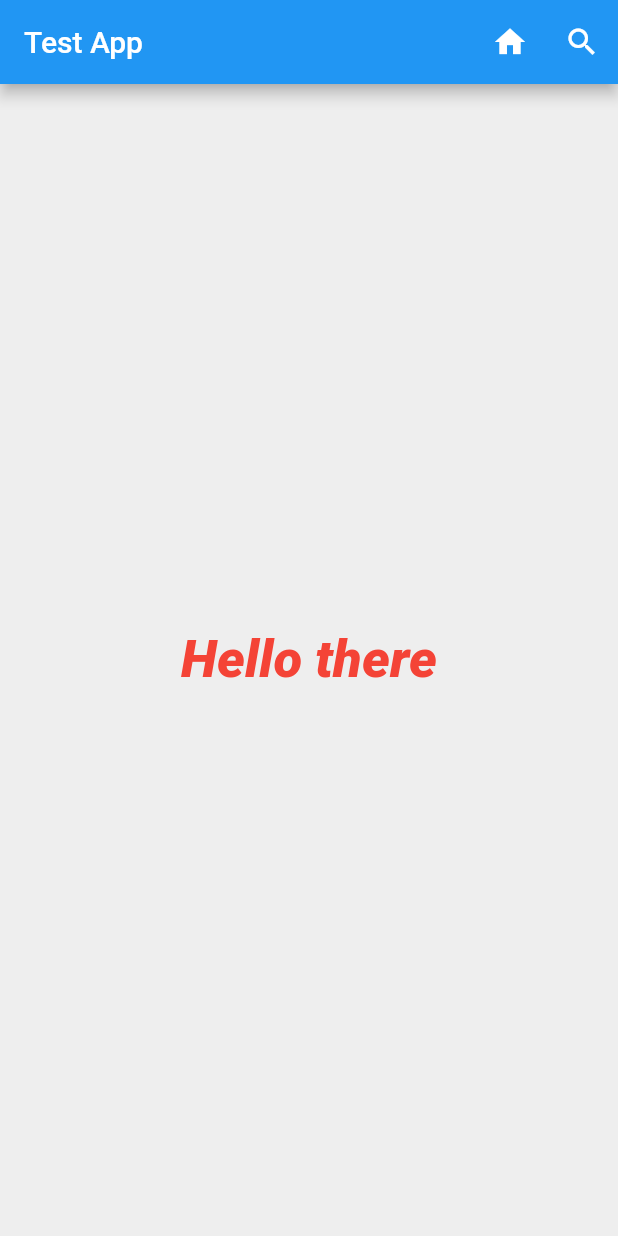
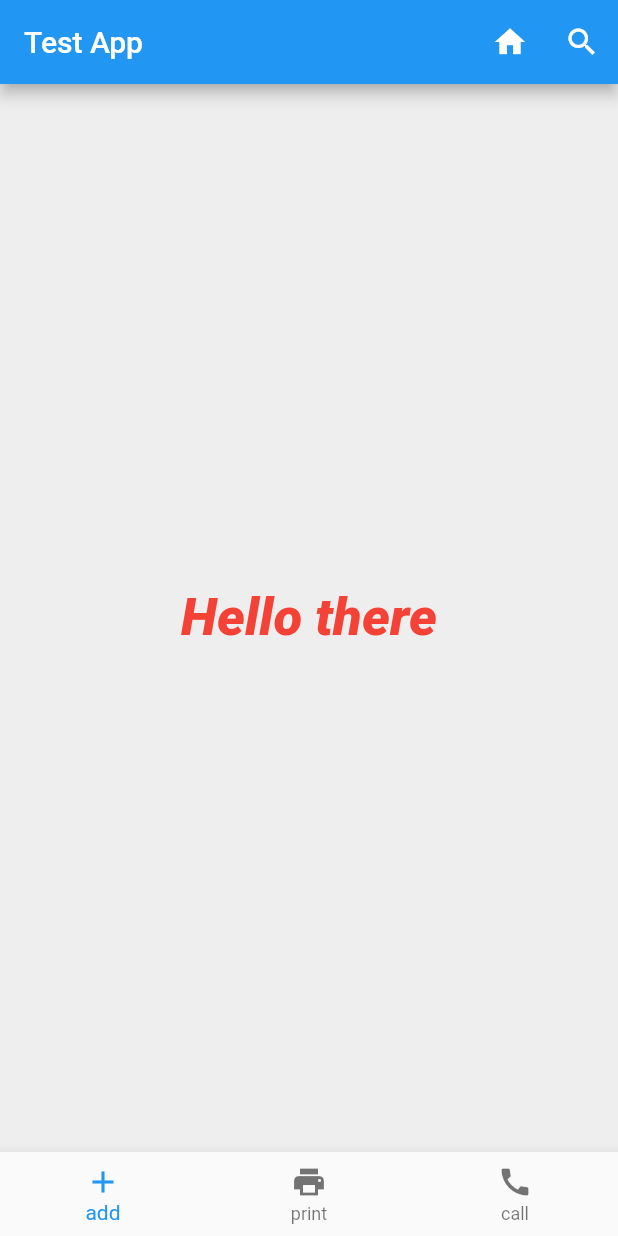
Before and after one commit to udith-shalinda/First_flutter, a Flutter app: the screen it shows after launch, on a phone screen of 412 x 824 dp. Run offline on Flutter 3.47's test engine with Material 2 defaults, Android fonts, the phone set to English and light mode, and no system bars.

Commit message:
bottom navigation buttons

```diff
--- a/lib/ui/toolbar.dart
+++ b/lib/ui/toolbar.dart
@@ -33,6 +33,12 @@ class toolbar extends StatelessWidget {
           ],
         )
       ),
+
+      bottomNavigationBar: new BottomNavigationBar(items: [
+        new BottomNavigationBarItem(icon: new Icon(Icons.add),title:new Text("add")),
+        new BottomNavigationBarItem(icon: new Icon(Icons.print),title:new Text("print")),
+        new BottomNavigationBarItem(icon: new Icon(Icons.call),title:new Text("call"))
+      ],)
     );
   }
 
```
